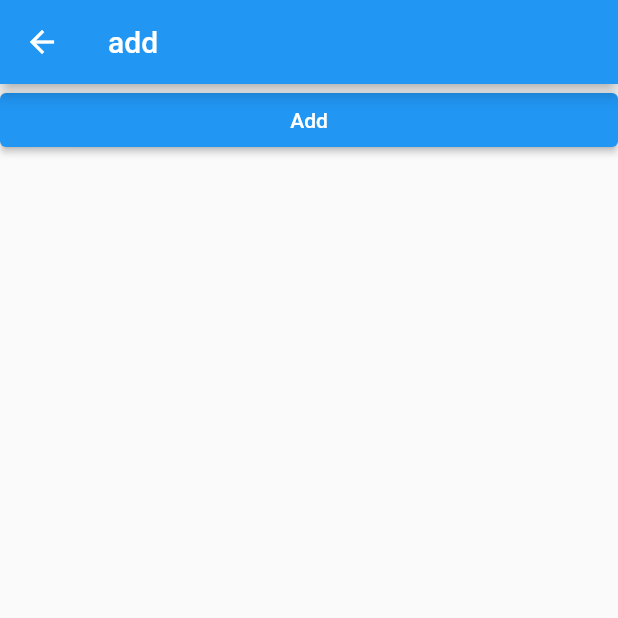
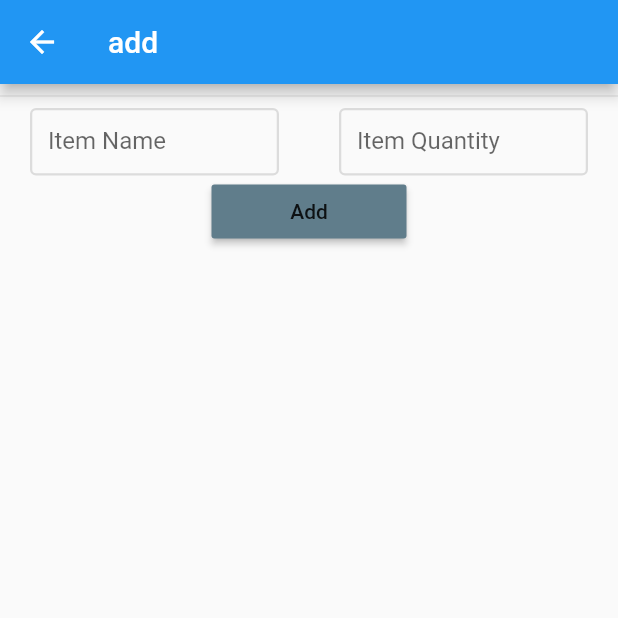
Before and after one commit to FISohan/flutter_market_list_app, a Flutter app: the screen it shows after launch, after a tap on the "add" icon, on a phone screen of 412 x 824 dp, the top half of it. Run offline on Flutter 3.47's test engine with Material 2 defaults, Android fonts, the phone set to English and light mode, and no system bars; our stand-ins replace get, sqflite; accounts and stored records are empty.

Commit message:
DatabaseException(table marketList has no column named amountPerItem)

```diff
--- a/lib/Models/ItemModel.dart
+++ b/lib/Models/ItemModel.dart
@@ -29,7 +29,7 @@ class ItemModel {
     _map['id'] = id;
     _map['groupId'] = groupId;
     _map['isDone'] = isDone;
-    _map['amountPerItem'] = itemQuantity;
+    _map['amountPerItem'] = amountPerItem;
     _map['itemName'] = itemName;
     _map['itemQuantity'] = itemQuantity;
     return _map;
--- a/lib/Pages/AddItemPage.dart
+++ b/lib/Pages/AddItemPage.dart
@@ -1,29 +1,110 @@
+
 import 'package:flutter/material.dart';
 import 'package:get/get.dart';
+import 'package:get/get_navigation/get_navigation.dart';
 import 'package:market_list/Services/AddItemService.dart';
 
 class AddItemPage extends StatelessWidget {
   @override
   Widget build(BuildContext context) {
+    final _formKey = GlobalKey<FormState>();
     return Scaffold(
       body: GetX<AddItemService>(
         init: AddItemService(),
-        builder: (c)=>ListView(
+        builder: (c) => ListView(
           physics: AlwaysScrollableScrollPhysics(),
           children: [
             ListView.builder(
-              shrinkWrap: true,
+                shrinkWrap: true,
                 physics: NeverScrollableScrollPhysics(),
                 itemCount: c.items.length,
-                itemBuilder: (BuildContext context,int i){
-              return Text('${c.items[0].itemName}');
-            }),
-            ElevatedButton(onPressed: (){
-            }, child:Text('Add') )
+                itemBuilder: (BuildContext context, int i) {
+                  return Container(
+                    height: 45,
+                    child: Row(
+                      mainAxisAlignment: MainAxisAlignment.spaceAround,
+                      children: [
+                        Text('${c.items[i].itemName}'),
+                        Text('${c.items[i].itemQuantity}')
+                      ],
+                    ),
+                  );
+                }),
+            Divider(),
+            Form(
+                key: _formKey,
+                child: Row(
+                  mainAxisAlignment: MainAxisAlignment.spaceAround,
+                  children: [
+                    SizedBox(
+                        width: (Get.width / 2) - 40,
+                        height: 45,
+                        child: TextFormField(
+                          validator: (v) {
+                            if (v == null || v.isEmpty) {
+                              return;
+                            }
+                            return null;
+                          },
+                          onSaved: (value) {
+                           // c.itemName = value.toString();
+                          },
+                          decoration: _inputDecoration('Item Name'),
+                        )),
+                    SizedBox(
+                        width: (Get.width / 2) - 40,
+                        height: 45,
+                        child: TextFormField(
+                          validator: (v) {
+                            if (v == null || v.isEmpty) {
+                              return 'input Text';
+                            }
+                            return null;
+                          },
+                          onSaved: (v) {
+                         //   c.itemQuantity = v.toString();
+                          },
+                          decoration: _inputDecoration('Item Quantity'),
+                        ))
+                  ],
+                )),
+            Padding(
+              //width of button -> 65
+              padding: EdgeInsets.only(
+                  left: (Get.width / 2) - 65, right: (Get.width / 2) - 65),
+              child: MaterialButton(
+                onPressed: () {
+                  if (!(_formKey.currentState!.validate())) {
+                    _formKey.currentState!.reset();
+                    ScaffoldMessenger.of(context).showSnackBar(SnackBar(
+                      content: Text('PLEASE! Input Item Name Or Item Quantity'),
+                      backgroundColor: Colors.red,
+                    ));
+                  } else {
+                    _formKey.currentState!.save();
+                    c.addItem();
+                  }
+                },
+                child: Text('Add'),
+                color: Colors.blueGrey,
+              ),
+            )
           ],
         ),
       ),
-      appBar: AppBar(title: Text('add'),),
+      appBar: AppBar(
+        title: Text('add'),
+      ),
+    );
+  }
+
+  InputDecoration _inputDecoration(String label) {
+    return InputDecoration(
+      labelText: label,
+      enabledBorder: OutlineInputBorder(
+          borderSide: BorderSide(color: Colors.black12, width: 1.5)),
+      focusedBorder: OutlineInputBorder(
+          borderSide: BorderSide(color: Colors.red, width: 1.5)),
     );
   }
 }
--- a/lib/Services/AddItemService.dart
+++ b/lib/Services/AddItemService.dart
@@ -2,12 +2,49 @@ import 'dart:math';
 
 import 'package:get/get.dart';
 import 'package:market_list/Models/ItemModel.dart';
+import 'package:market_list/Services/DBHandler.dart';
 
 class AddItemService extends GetxController {
+  DbHandler _dbHandler = DbHandler();
+
   List<ItemModel> items = <ItemModel>[].obs;
+  List<ItemModel> itemsFromDB = [];
+
+  // int id = 0;
+  // int groupId = 0;
+  // int isDone = 0;
+  // int amountPerItem = 0;
+  // String itemName = '';
+  // String itemQuantity = '';
+
+  Future<void>getItemsFromDB()async{
+    itemsFromDB = await _dbHandler.getData();
+  }
+  void addItem() {
+    // ItemModel _item = ItemModel(
+    //     id: id,
+    //     groupId: groupId,
+    //     isDone: isDone,
+    //     amountPerItem: amountPerItem,
+    //     itemName: itemName,
+    //     itemQuantity: itemQuantity);
+    //items.add(_item);
+  }
+
   @override
-  void onInit() {
+  void onInit() async{
     // TODO: implement onInit
     super.onInit();
+
+    ItemModel _item1 = ItemModel(
+        id: 1,
+        groupId: 1,
+        isDone: 1,
+        amountPerItem: 12,
+        itemName: 'itemName1',
+        itemQuantity: 'itemQuantity1');
+    await _dbHandler.insertList(_item1);
+    await getItemsFromDB();
+    print('>>>${itemsFromDB.length}');
   }
 }
--- a/lib/Services/DBHandler.dart
+++ b/lib/Services/DBHandler.dart
@@ -3,7 +3,7 @@ import 'package:get/get.dart';
 import 'package:sqflite/sqflite.dart';
 import 'package:path/path.dart';
 
-class DbHandler extends GetxController {
+class DbHandler {
   //initialize DataBase
   Future<Database> initDB() async {
     String path = await getDatabasesPath();
@@ -11,22 +11,23 @@ class DbHandler extends GetxController {
       join(path, 'marketList.db'),
       onCreate: (database, version) async {
         await database.execute(
-            "CREATE TABLE marketList(id INTEGER PRIMARY KEY AUTOINCREMENT, isDone INTEGER NOT NULL,groupId INTEGER NOT NULL,itemName TEXT NOT NULL, itemQuantity TEXT NOT NULL, amountOfPerItem INTEGER NOT NULL)");
+            "CREATE TABLE marketList(id INTEGER PRIMARY KEY AUTOINCREMENT, groupId INTEGER NOT NULL,isDone INTEGER NOT NULL, amountPerItem INTEGER NOT NULL, itemName TEXT NOT NULL, itemQuantity TEXT NOT NULL)");
       },
       version: 1,
     );
   }
 
-  Future<List<ItemModel>> getList() async {
+  Future<List<ItemModel>> getData() async {
     Database db = await initDB();
-    final List<Map<String, Object?>> queryResult = await db.query('bazarlist');
+    final List<Map<String, Object?>> queryResult = await db.query('marketList');
     return queryResult.map((e) => ItemModel.fromMap(e)).toList();
   }
 
   Future<int> insertList(ItemModel list) async {
     Database db = await initDB();
+    print('map>>${list.toMap()}');
     int res = 0;
-    res = await db.insert('bazarlist', list.toMap(),
+    res = await db.insert('marketList', list.toMap(),
         conflictAlgorithm: ConflictAlgorithm.replace);
     return res;
   }
@@ -34,7 +35,7 @@ class DbHandler extends GetxController {
   Future<void> deleteList(int id) async {
     final db = await initDB();
     await db.delete(
-      'bazarlist',
+      'marketList',
       where: "id = ?",
       whereArgs: [id],
     );
@@ -42,7 +43,7 @@ class DbHandler extends GetxController {
 
   Future<void> updateList(ItemModel updatedList) async {
     final db = await initDB();
-    await db.update('bazarlist', updatedList.toMap(),
+    await db.update('marketList', updatedList.toMap(),
         where: "id = ?", whereArgs: [updatedList.id]);
   }
 }
```
